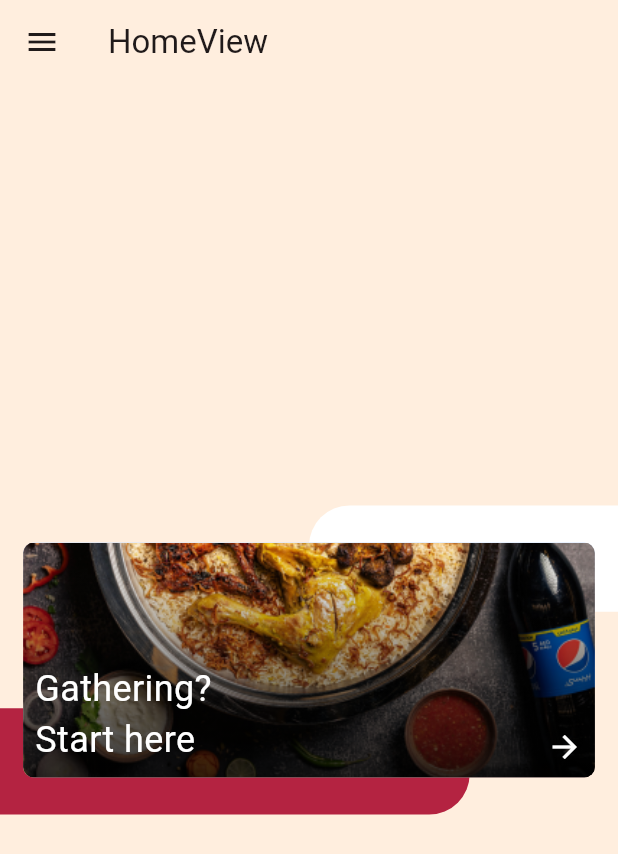
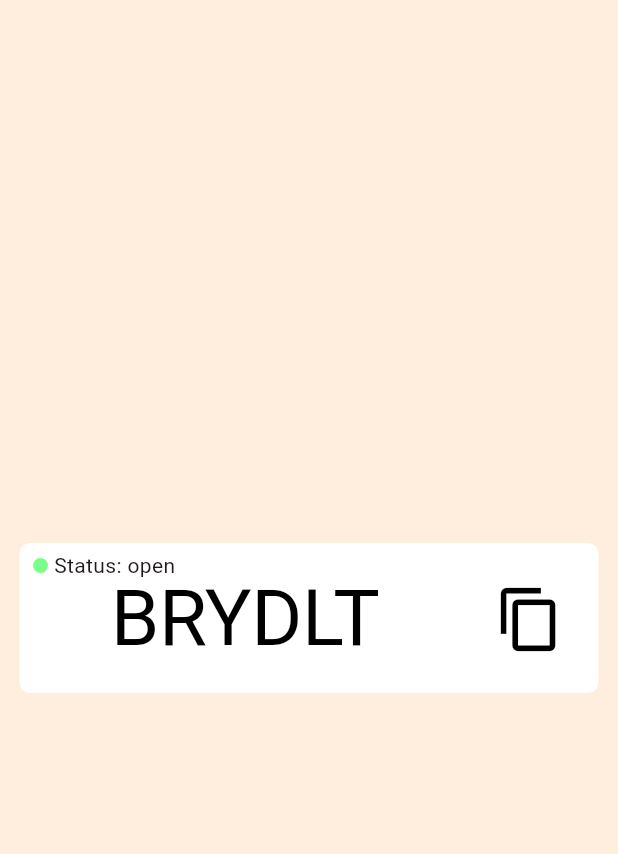
Before and after one commit to FaresFouziNZ/Gebly, a Flutter app: the screen it shows after launch, on a phone screen of 412 x 824 dp. Shown: the top 854 px of the screen. Run offline on Flutter 3.47's test engine with Material 3 defaults, Android fonts, the phone set to English and light mode, and no system bars; our stand-ins replace go_router, hooks_riverpod, supabase_flutter; accounts and stored records are empty; Roboto replaces fonts that are missing (Readex Pro).

Commit message:
code widget
Made the code widget

```diff
--- a/lib/core/providers/app_router.dart
+++ b/lib/core/providers/app_router.dart
@@ -2,6 +2,8 @@ import 'package:flutter/widgets.dart';
 import 'package:gebly/presentation/view/home_view.dart';
 import 'package:hooks_riverpod/hooks_riverpod.dart';
 import 'package:go_router/go_router.dart';
+
+import '../../presentation/view/event_made.dart';
 
 final _rootNavigatorKey = GlobalKey<NavigatorState>(debugLabel: 'root');
 
@@ -11,7 +13,7 @@ final routerProvider = Provider((ref) {
     routes: [
       GoRoute(
         path: '/',
-        builder: (context, state) => const HomeView(),
+        builder: (context, state) => const EventMadeView(),
       ),
     ],
   );
--- /dev/null
+++ b/lib/presentation/view/event_made.dart
@@ -0,0 +1,13 @@
+import 'package:flutter/material.dart';
+import '../widget/event_code.dart';
+
+class EventMadeView extends StatelessWidget {
+  const EventMadeView({super.key});
+
+  @override
+  Widget build(BuildContext context) {
+    return const Scaffold(
+      body: Center(child: EventCode()),
+    );
+  }
+}
--- a/lib/presentation/view/home_view.dart
+++ b/lib/presentation/view/home_view.dart
@@ -1,4 +1,5 @@
 import 'package:flutter/material.dart';
+import '../widget/event_code.dart';
 
 class HomeView extends StatelessWidget {
   const HomeView({super.key});
--- /dev/null
+++ b/lib/presentation/widget/event_code.dart
@@ -0,0 +1,70 @@
+import 'package:flutter/material.dart';
+import 'package:flutter/services.dart';
+
+class EventCode extends StatelessWidget {
+  const EventCode({super.key});
+
+  @override
+  Widget build(BuildContext context) {
+    String code = 'BRYDLT';
+    return Container(
+      width: 386,
+      height: 100,
+      decoration: ShapeDecoration(
+        color: Colors.white,
+        shape: RoundedRectangleBorder(borderRadius: BorderRadius.circular(7)),
+      ),
+      child: Stack(
+        children: [
+          Positioned(
+            left: 61,
+            top: 50,
+            child: Text(
+              code,
+              style: const TextStyle(
+                color: Colors.black,
+                fontSize: 52,
+                fontFamily: 'Readex Pro',
+                fontWeight: FontWeight.w400,
+                height: 0.02,
+                letterSpacing: -0.25,
+              ),
+            ),
+          ),
+          Positioned(
+              right: 15,
+              top: 20,
+              child: IconButton(
+                iconSize: 46,
+                onPressed: () {
+                  Clipboard.setData(ClipboardData(text: code));
+                  ScaffoldMessenger.of(context).showSnackBar(const SnackBar(content: Text('Code copied!')));
+                },
+                icon: const Icon(Icons.content_copy_outlined, color: Colors.black),
+              )),
+          Positioned(
+              left: 9,
+              top: 5,
+              child: Row(
+                children: [
+                  Container(
+                    width: 10,
+                    height: 10,
+                    decoration: ShapeDecoration(
+                      color: true ? const Color(0xFF7CFF89) : const Color.fromARGB(255, 239, 57, 57),
+                      shape: RoundedRectangleBorder(
+                        borderRadius: BorderRadius.circular(99),
+                      ),
+                    ),
+                  ),
+                  const Padding(
+                    padding: EdgeInsets.fromLTRB(4, 0, 0, 0),
+                    child: Text('Status: open'),
+                  )
+                ],
+              )),
+        ],
+      ),
+    );
+  }
+}
```
